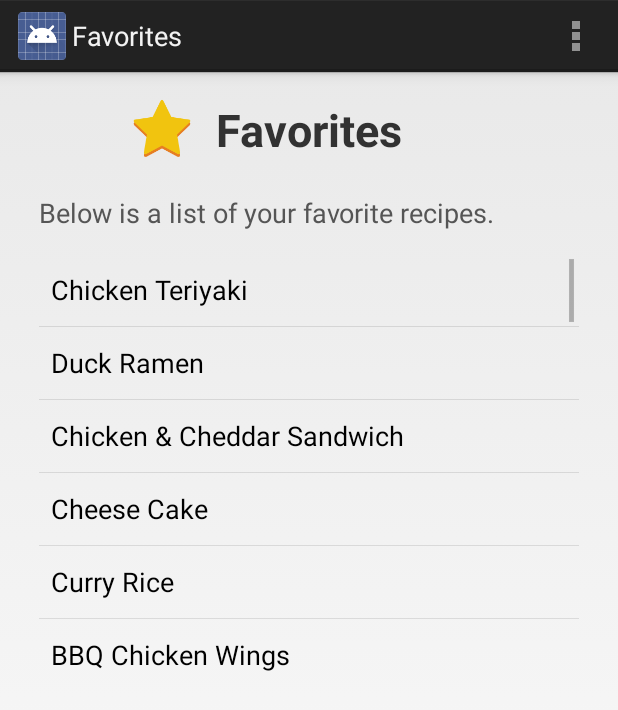
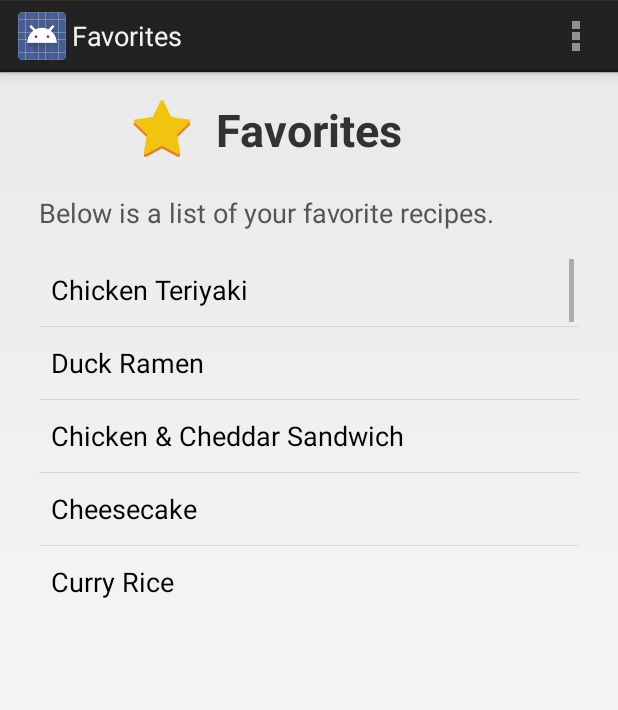
Before and after one commit to dcdinicola/Group_App_Working_Folder_The_Pantry_Planner, an Android app: the FavoritesActivity screen opened directly, with no data from a screen before it, in the options menu, after a tap on "My Favorites", on a phone screen of 412 x 824 dp. Shown: the top 710 px of the screen. Run offline under Robolectric (Android 15) with nearby library versions, the phone set to English and light mode, and no system bars.

Commit message:
Recipe name can be altered from Favorites
- the id of the recipe also starts from 0 so the recipe detail page
will show chicken soup (which is the first inside the recipeList on
Recipe Detail). need to be fixed in the future.
- added back our app’s name on login page
- change “Main Page” to “Home” to make it more user-friendly
- add background to spinners on main page to improve readability

```diff
--- a/MyFirstApplication-2/app/src/main/java/com/irissonghy/myfirstapplication/FavoritesActivity.java
+++ b/MyFirstApplication-2/app/src/main/java/com/irissonghy/myfirstapplication/FavoritesActivity.java
@@ -12,67 +12,69 @@ import android.widget.ArrayAdapter;
 import android.widget.AdapterView;
 import android.widget.AdapterView.OnItemClickListener;
 import android.widget.Toast;
+import android.widget.SimpleAdapter;
+import java.util.ArrayList;
+import java.util.HashMap;
+import java.util.List;
+import java.util.Map;
 
 
 public class FavoritesActivity extends Activity {
-    ListView listView;
+    //Add the EXTRA_MESSAGE definition
+    public final static String EXTRA_MESSAGE = "com.irissonghy.myfirstapplication.MESSAGE";
+
+    // a list class type
+    List<Map<String, String>> recipeList = new ArrayList<Map<String,String>>();
+
     @Override
     protected void onCreate(Bundle savedInstanceState) {
         super.onCreate(savedInstanceState);
         setContentView(R.layout.activity_favorites);
         Intent intent = getIntent();
-        // Get ListView object from xml
-        listView = (ListView) findViewById(R.id.FavoriteslistView);
-        // Defined Array values to show in ListView
-        String[] favorites = new String[] { "Chicken Teriyaki",
-                "Duck Ramen",
-                "Chicken & Cheddar Sandwich",
-                "Cheese Cake",
-                "Curry Rice",
-                "BBQ Chicken Wings"
-        };
 
-        // Define a new Adapter
-        // First parameter - Context
-        // Second parameter - Layout for the row
-        // Third parameter - ID of the TextView to which the data is written
-        // Forth - the Array of data
+        registerForContextMenu((ListView) findViewById(R.id.FavoriteslistView));
 
-        ArrayAdapter<String> adapter = new ArrayAdapter<String>(this,
-                android.R.layout.simple_list_item_1, favorites);
+        //initialize recipe list
+        initRecipeList();
+        // adapters are what we use to associate the list variable and its contents with the list view
+        ListView favoritesListView = (ListView) findViewById(R.id.FavoriteslistView);
+        SimpleAdapter simpleAdpt = new SimpleAdapter(this, recipeList, android.R.layout.simple_list_item_1, new String[] {"recipe"}, new int[] {android.R.id.text1});
+        favoritesListView.setAdapter(simpleAdpt);
 
-        // Assign adapter to ListView
-        listView.setAdapter(adapter);
+        //look_up_recipe listView onClickListener
+        favoritesListView.setOnItemClickListener(new OnItemClickListener()
+        {
+            public void onItemClick(AdapterView<?> adapter, View view,
+                                    int position, long id) {
 
-        // ListView Item Click Listener
-        listView.setOnItemClickListener(new OnItemClickListener() {
+                openRecipeDetail(id);
 
-            @Override
-            public void onItemClick(AdapterView<?> parent, View view,
-                                    int position, long id) {
-                switch (position){
-                    case 0: Intent newActivity = new Intent(FavoritesActivity.this,RecipeDetailActivity.class);
-                            startActivity(newActivity);
-                            break;
-                    case 1: Intent newActivity1 = new Intent(FavoritesActivity.this,RecipeDetailActivity.class);
-                            startActivity(newActivity1);
-                            break;
-                    case 2: Intent newActivity2 = new Intent(FavoritesActivity.this,RecipeDetailActivity.class);
-                        startActivity(newActivity2);
-                        break;
-                    case 3: Intent newActivity3 = new Intent(FavoritesActivity.this,RecipeDetailActivity.class);
-                        startActivity(newActivity3);
-                        break;
-                    case 4: Intent newActivity4 = new Intent(FavoritesActivity.this,RecipeDetailActivity.class);
-                        startActivity(newActivity4);
-                        break;
-                    case 5: Intent newActivity5 = new Intent(FavoritesActivity.this,RecipeDetailActivity.class);
-                        startActivity(newActivity5);
-                        break;
-                }
             }
+        });
+    }
+    private void initRecipeList() {
+        recipeList.add(createRecipe("recipe", "Chicken Teriyaki"));//the id of this also starts from 0? so the recipe detail page will show chicken soup. need to be fixed in the future
+        recipeList.add(createRecipe("recipe", "Duck Ramen"));
+        recipeList.add(createRecipe("recipe", "Chicken & Cheddar Sandwich"));
+        recipeList.add(createRecipe("recipe", "Cheesecake"));
+        recipeList.add(createRecipe("recipe", "Curry Rice"));
+    }
 
-        });
+    // this method helps us minimize the amount of repeat calls we need to make in initList to place
+    // a recipe entry into the list
+    private HashMap<String, String> createRecipe(String key, String name) {
+        HashMap<String, String> recipe = new HashMap<String, String>();
+        recipe.put(key, name);
+        return recipe;
+    }
+    // openRecipeDetail is called whenever a list item is clicked on
+    // it calls for an intent that starts up the team detail activity and sends the recipe's id over
+    // to the activity with the message variable declared at the top of the activity
+    public void openRecipeDetail(long id) {
+        Intent intent = new Intent(this, RecipeDetailActivity.class);
+        String message = String.valueOf(id);
+        intent.putExtra(EXTRA_MESSAGE, message);
+        startActivity(intent);
     }
 
 
--- a/MyFirstApplication-2/app/src/main/java/com/irissonghy/myfirstapplication/LookUpRecipeActivity.java
+++ b/MyFirstApplication-2/app/src/main/java/com/irissonghy/myfirstapplication/LookUpRecipeActivity.java
@@ -71,8 +71,8 @@ public class LookUpRecipeActivity extends Activity {
         return recipe;
     }
 
-    // openTeamDetail is called whenever a list item is clicked on
-    // it calls for an intent that starts up the team detail activity and sends the team's id over
+    // openRecipeDetail is called whenever a list item is clicked on
+    // it calls for an intent that starts up the team detail activity and sends the recipe's id over
     // to the activity with the message variable declared at the top of the activity
     public void openRecipeDetail(long id) {
         Intent intent = new Intent(this, RecipeDetailActivity.class);
--- a/MyFirstApplication-2/app/src/main/java/com/irissonghy/myfirstapplication/RecipeDetailActivity.java
+++ b/MyFirstApplication-2/app/src/main/java/com/irissonghy/myfirstapplication/RecipeDetailActivity.java
@@ -64,6 +64,10 @@ public class RecipeDetailActivity extends Activity {
         recipeList.add("Beef Tomato");
         recipeList.add("McNuggets");
         recipeList.add("Cheesecake");
+        recipeList.add("Chicken Teriyaki");
+        recipeList.add("Duck Ramen");
+        recipeList.add("Chicken & Cheddar Sandwich");
+        recipeList.add("Curry Rice");
     }
 
     @Override
```
Also changed, not shown: MyFirstApplication-2/app/src/main/res/layout/activity_login.xml (+13 -13 lines), MyFirstApplication-2/app/src/main/res/layout/activity_main.xml (+9 -4 lines).
